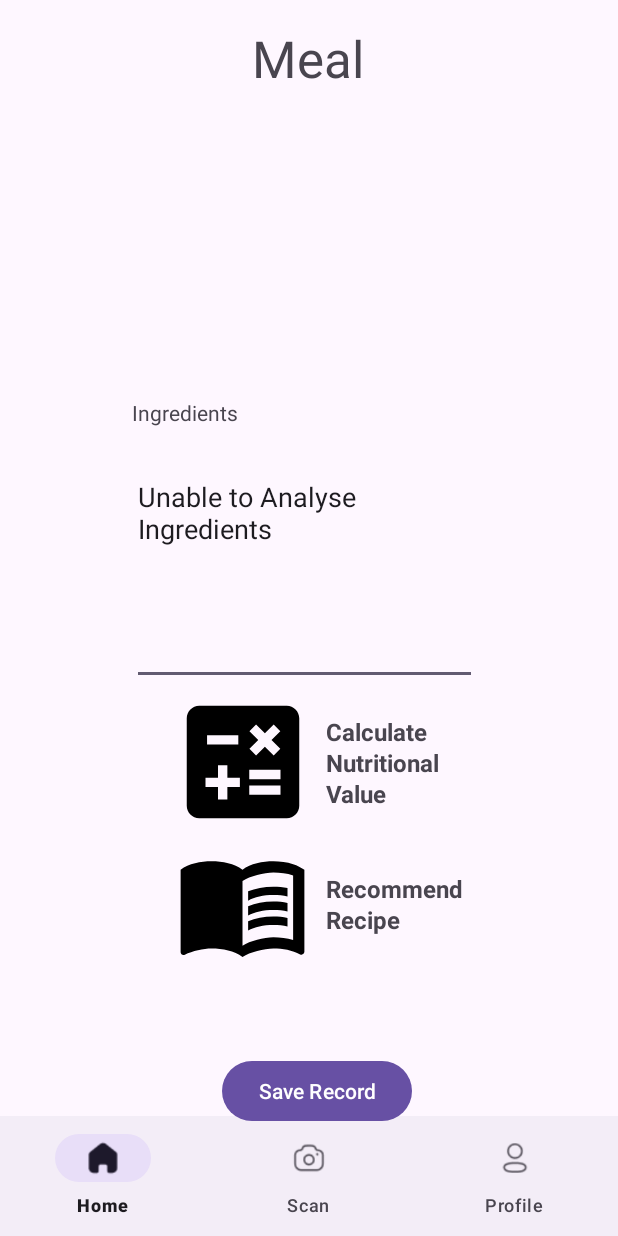
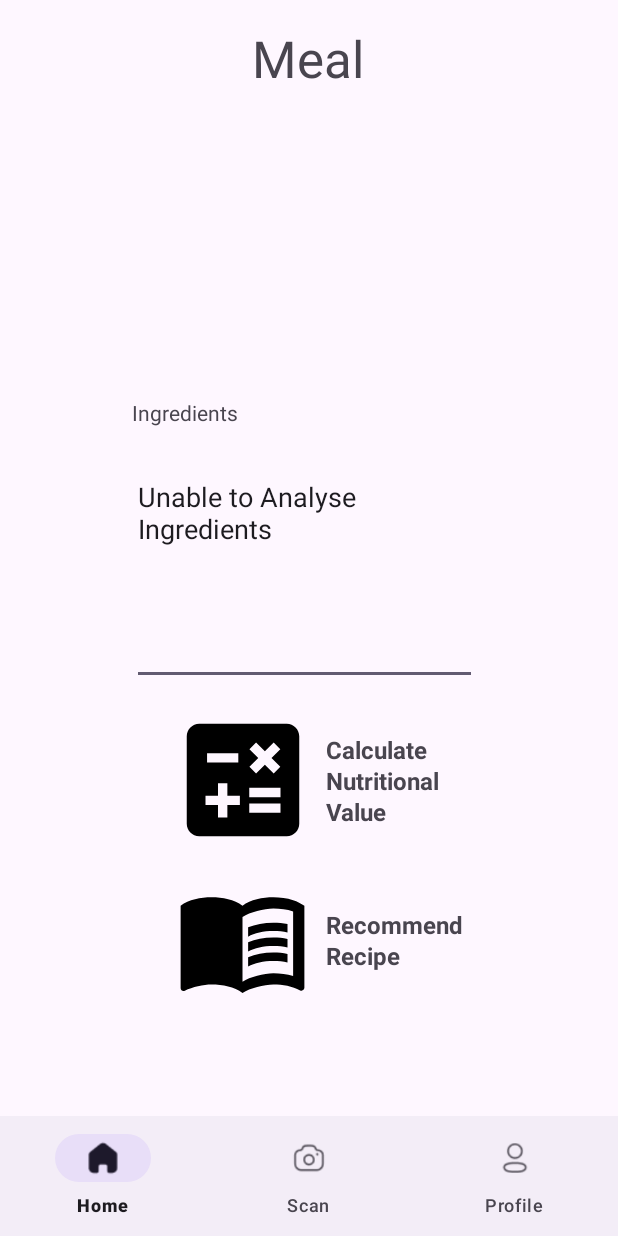
Before and after one commit to szeyu/GoodFood, an Android app: the ExtractIngredient screen opened directly, with no data from a screen before it, on a phone screen of 412 x 824 dp. Run offline under Robolectric (Android 15) with nearby library versions, the phone set to English and light mode, and no system bars; Roboto replaces fonts that are not available here; 1 statement that could not run was skipped.

Commit message:
Transfer save record function to Floating Action Button

```diff
--- a/app/src/main/res/layout/activity_calories.xml
+++ b/app/src/main/res/layout/activity_calories.xml
@@ -29,7 +29,7 @@
         tools:srcCompat="@drawable/burger_image" />
 
     <com.google.android.material.floatingactionbutton.FloatingActionButton
-        android:id="@+id/floatingActionButton"
+        android:id="@+id/SaveRecordButton"
         android:layout_width="wrap_content"
         android:layout_height="wrap_content"
         android:layout_marginEnd="30dp"
--- a/app/src/main/res/layout/activity_extract_ingredient.xml
+++ b/app/src/main/res/layout/activity_extract_ingredient.xml
@@ -71,7 +71,7 @@
         android:layout_width="91dp"
         android:layout_height="90dp"
         android:layout_marginStart="116dp"
-        android:layout_marginTop="6dp"
+        android:layout_marginTop="18dp"
         android:backgroundTint="#00FFFFFF"
         android:contentDescription="Calculate calories"
         app:layout_constraintStart_toStartOf="parent"
@@ -114,7 +114,7 @@
         android:id="@+id/imageButton4"
         android:layout_width="99dp"
         android:layout_height="87dp"
-        android:layout_marginTop="6dp"
+        android:layout_marginTop="18dp"
         android:backgroundTint="#00FFFFFF"
         android:contentDescription="Recommend recipe"
         app:layout_constraintEnd_toEndOf="@+id/CalculateCaloriesButton"
@@ -123,15 +123,4 @@
         app:srcCompat="@drawable/baseline_menu_book" />
 
 
-    <Button
-        android:id="@+id/SaveRecordBtn"
-        android:layout_width="wrap_content"
-        android:layout_height="wrap_content"
-        android:layout_marginStart="148dp"
-        android:layout_marginBottom="16dp"
-        android:gravity="center"
-        android:text="Save Record"
-        app:layout_constraintBottom_toBottomOf="parent"
-        app:layout_constraintStart_toStartOf="parent"
-        app:layout_constraintTop_toBottomOf="@+id/imageButton4" />
 </androidx.constraintlayout.widget.ConstraintLayout>
```
Also changed, not shown: app/src/main/java/com/hmir/goodfood/Calories.java (+50 -0 lines), app/src/main/java/com/hmir/goodfood/ExtractIngredient.java (+3 -43 lines).
